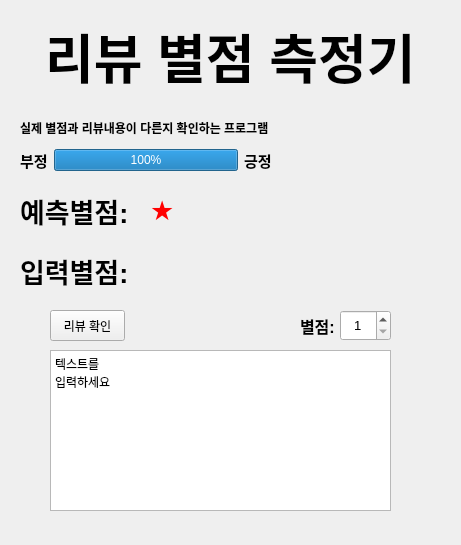
KGW0128/Star_rating_review, file review_ui.ui: the form before one commit.
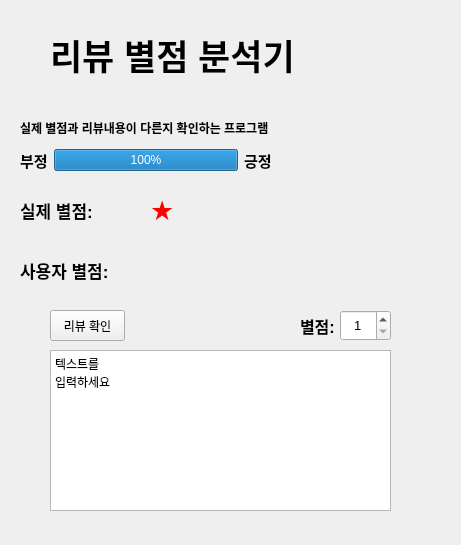
The form after the commit.

```diff
--- a/review_ui.ui
+++ b/review_ui.ui
@@ -25,38 +25,6 @@
   <property name="styleSheet">
    <string notr="true"/>
   </property>
-  <widget class="QWidget" name="verticalLayoutWidget">
-   <property name="geometry">
-    <rect>
-     <x>20</x>
-     <y>0</y>
-     <width>421</width>
-     <height>111</height>
-    </rect>
-   </property>
-   <layout class="QVBoxLayout" name="verticalLayout">
-    <item alignment="Qt::AlignHCenter">
-     <widget class="QLabel" name="label">
-      <property name="minimumSize">
-       <size>
-        <width>0</width>
-        <height>1</height>
-       </size>
-      </property>
-      <property name="font">
-       <font>
-        <pointsize>40</pointsize>
-        <weight>75</weight>
-        <bold>true</bold>
-       </font>
-      </property>
-      <property name="text">
-       <string>리뷰 별점 측정기</string>
-      </property>
-     </widget>
-    </item>
-   </layout>
-  </widget>
   <widget class="QLabel" name="label_2">
    <property name="geometry">
     <rect>
@@ -208,13 +176,13 @@
    </property>
    <property name="font">
     <font>
-     <pointsize>20</pointsize>
+     <pointsize>13</pointsize>
      <weight>75</weight>
      <bold>true</bold>
     </font>
    </property>
    <property name="text">
-    <string>예측별점:</string>
+    <string>실제 별점:</string>
    </property>
   </widget>
   <widget class="QLabel" name="AI_star_print_label">
@@ -257,13 +225,13 @@
    </property>
    <property name="font">
     <font>
-     <pointsize>20</pointsize>
+     <pointsize>13</pointsize>
      <weight>75</weight>
      <bold>true</bold>
     </font>
    </property>
    <property name="text">
-    <string>입력별점:</string>
+    <string>사용자 별점:</string>
    </property>
   </widget>
   <widget class="QLabel" name="my_star_label">
@@ -310,6 +278,32 @@
 &lt;p style=&quot; margin-top:0px; margin-bottom:0px; margin-left:0px; margin-right:0px; -qt-block-indent:0; text-indent:0px;&quot;&gt;입력하세요&lt;/p&gt;&lt;/body&gt;&lt;/html&gt;</string>
    </property>
   </widget>
+  <widget class="QLabel" name="label">
+   <property name="geometry">
+    <rect>
+     <x>50</x>
+     <y>0</y>
+     <width>338</width>
+     <height>109</height>
+    </rect>
+   </property>
+   <property name="minimumSize">
+    <size>
+     <width>0</width>
+     <height>1</height>
+    </size>
+   </property>
+   <property name="font">
+    <font>
+     <pointsize>26</pointsize>
+     <weight>75</weight>
+     <bold>true</bold>
+    </font>
+   </property>
+   <property name="text">
+    <string>리뷰 별점 분석기</string>
+   </property>
+  </widget>
  </widget>
  <resources/>
  <connections/>
```
